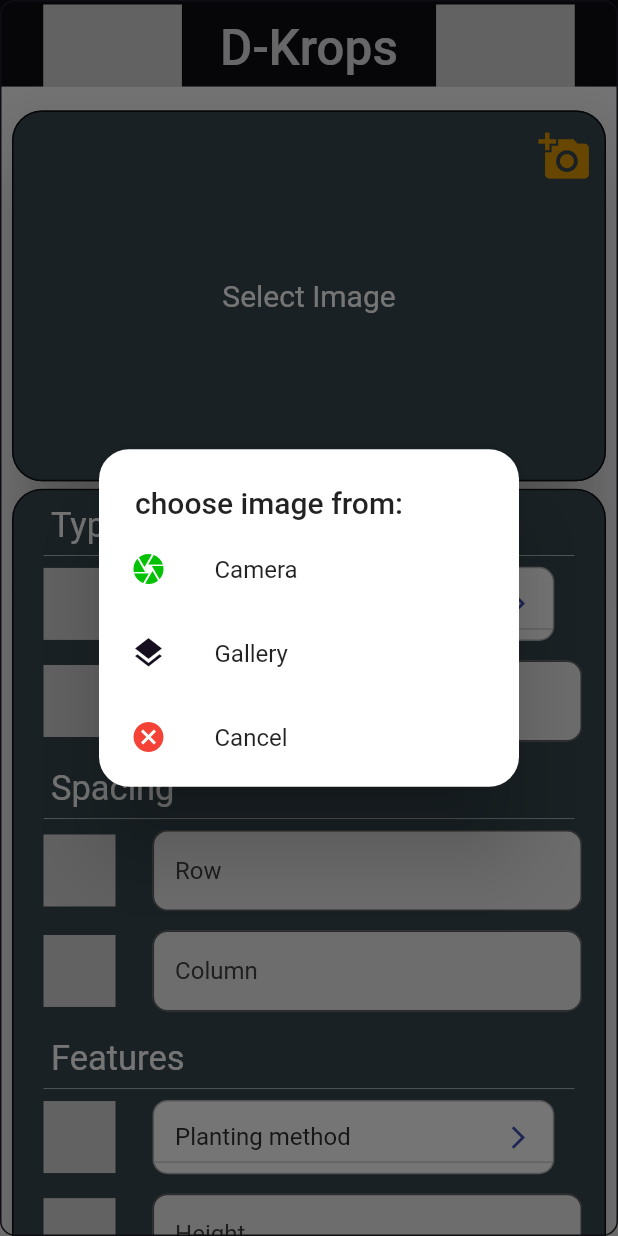
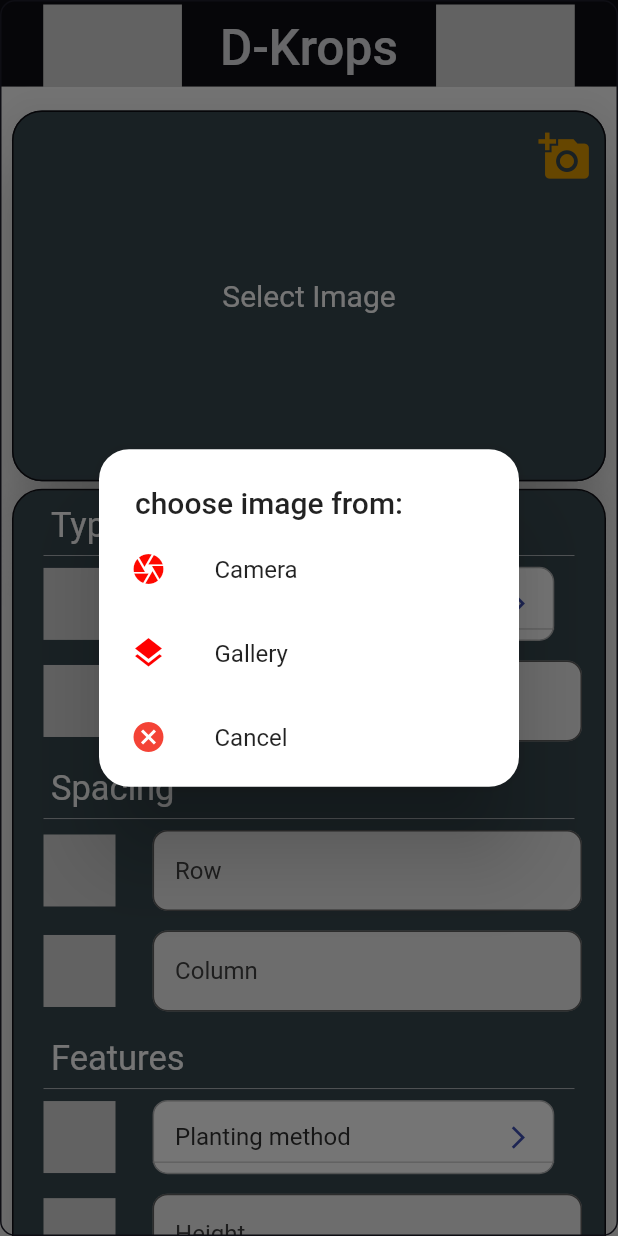
Before and after one commit to emilio-kariuki/D-Krops, a Flutter app: the screen it shows after launch, after a tap on the "add a photo" icon, on a phone screen of 412 x 824 dp. Run offline on Flutter 3.47's test engine with Material 2 defaults, Android fonts, the phone set to English and light mode, and no system bars; drawn by our look-alikes of dropdown_button2; our stand-ins replace dio, fluttertoast, geolocator, google_fonts, google_maps_flutter, image_picker and 2 more; Roboto replaces fonts that are missing (Redressed); project files that could hold a hidden picture were left out.

Commit message:
March 23, 2022 7:03 PM

```diff
--- a/lib/screens/Home.dart
+++ b/lib/screens/Home.dart
@@ -492,8 +492,7 @@ class _HomeState extends State<Home> {
                                               Navigator.pop(context);
                                             },
                                             leading: Icon(Icons.camera,
-                                                color: Color.fromARGB(
-                                                    255, 3, 194, 3)),
+                                                color: Color.fromARGB(255, 255, 8, 0)),
                                             title: Text("Camera"),
                                           ),
                                           ListTile(
@@ -505,8 +504,7 @@ class _HomeState extends State<Home> {
                                               });
                                             },
                                             leading: Icon(Icons.layers,
-                                                color: Color.fromARGB(
-                                                    255, 22, 15, 31)),
+                                                color: Color.fromARGB(255, 255, 0, 0)),
                                             title: GestureDetector(
                                                 onTap: () {
                                                   setState(() {
```
